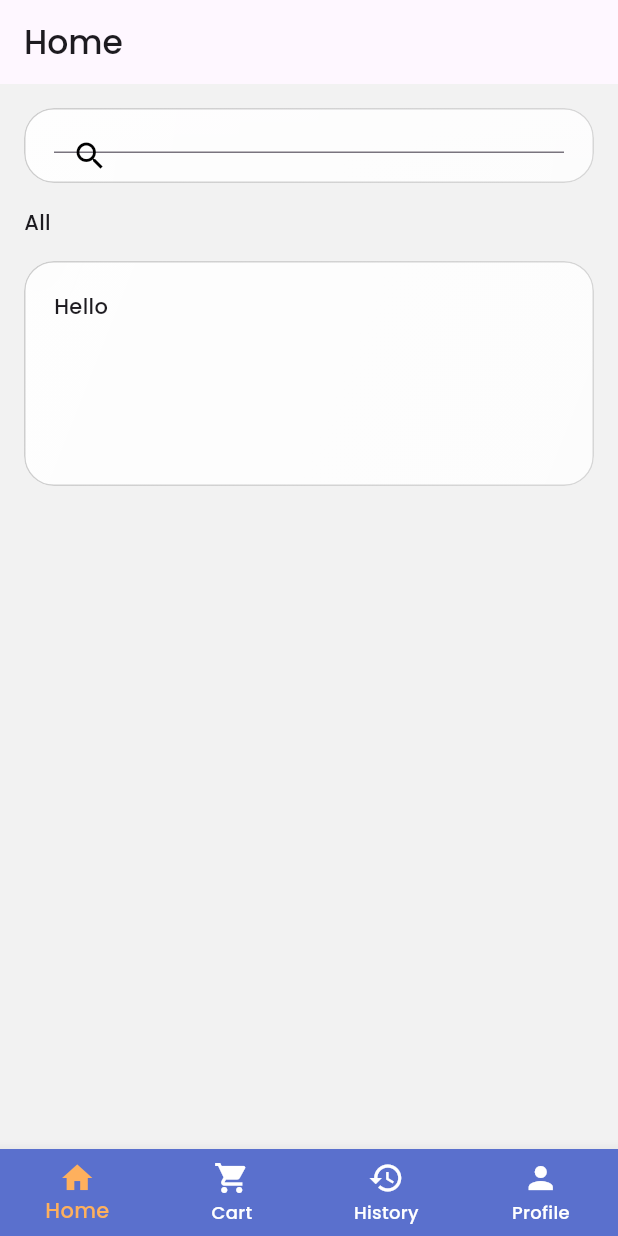
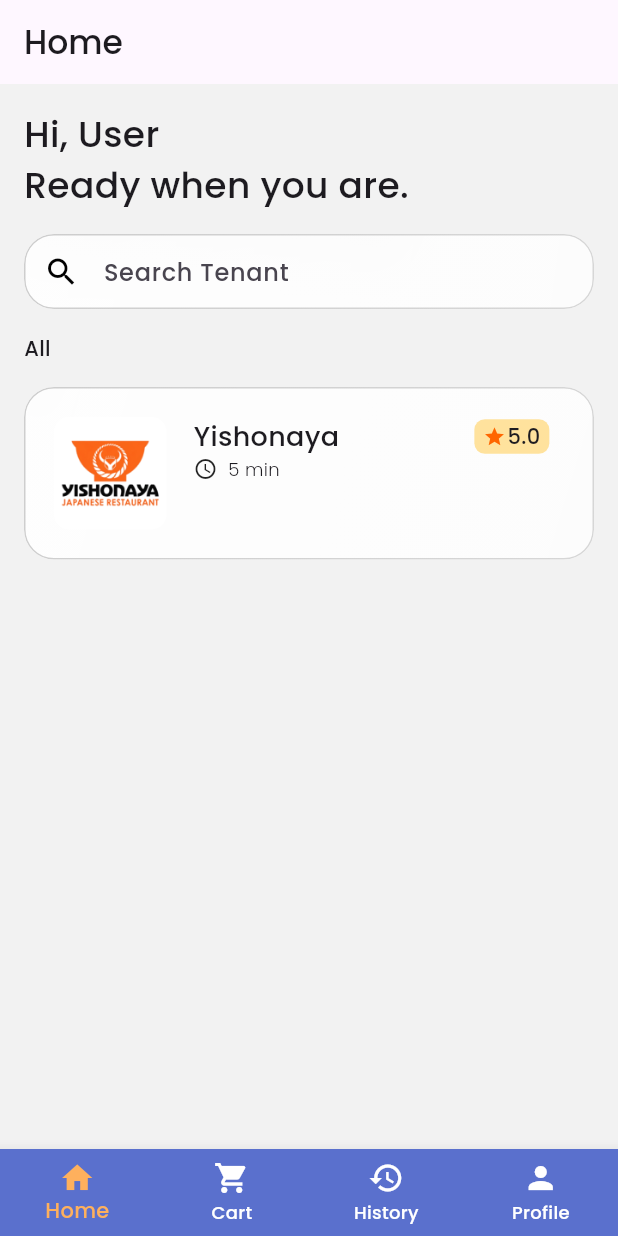
Before and after one commit to Vergeo/beebites-frontend, a Flutter app: the screen it shows after launch, on a phone screen of 412 x 824 dp. Run offline on Flutter 3.47's test engine with Material 3 defaults, Android fonts, the phone set to English and light mode, and no system bars; drawn by our look-alikes of glassmorphism; missing offline and left inert: animated_toggle.

Commit message:
Add Choose Tenant Container & Fix Search Bar

```diff
--- a/lib/pages/user/user_home_page.dart
+++ b/lib/pages/user/user_home_page.dart
@@ -22,14 +22,77 @@ class _UserHomePageState extends State<UserHomePage> {
             spacing: 16.0,
             crossAxisAlignment: CrossAxisAlignment.start,
             children: [
+
+              Column(
+                crossAxisAlignment: CrossAxisAlignment.start,
+                children: [
+                  Text("Hi, User", style: TextStyle(fontSize: 24),),
+                  Text("Ready when you are.", style: TextStyle(fontSize: 24),),
+                ],
+              ),
+              // Text("Ready when you are."),
+
               UserSearchBarWidget(),
 
               Text("All", textAlign: TextAlign.left),
 
               GlassCardWidget(
-                height: 150,
+                height: 115,
                 dark: true,
-                child: Row(children: [Text("Hello")]),
+                child: Row(
+                  crossAxisAlignment: CrossAxisAlignment.center,
+                  children: [
+                    ClipRRect(
+                        borderRadius: BorderRadius.circular(10),
+                        child: Image.asset(
+                          "assets/images/yishonaya.png",
+                          width: 75,
+                          height: 75,
+                        ),
+                    ),
+
+                    const SizedBox(width: 18),
+
+                    Column(
+                      crossAxisAlignment: CrossAxisAlignment.start,
+                      children: [
+                        Row(
+                          children: [
+                            Text(
+                              "Yishonaya",
+                              style: TextStyle(fontSize: 18, fontWeight: FontWeight.w400),
+                            ),
+                            const SizedBox(width: 90),
+                            Container(
+                              decoration: BoxDecoration(
+                                borderRadius: BorderRadius.circular(7),
+                                color: Color.fromARGB(255, 255, 226, 157),
+                              ),
+                              width: 50,
+                              height: 23,
+
+                              child: Row(
+                                mainAxisAlignment: MainAxisAlignment.center,
+                                children: [
+                                  Icon(Icons.star, size: 15, color: Color.fromARGB(255, 255, 102, 0),),
+                                  SizedBox(width: 1,),
+                                  Text("5.0")
+                                ],
+                              ),
+                            )
+                          ],
+                        ),
+                        Row(
+                          children: [
+                            Icon(Icons.access_time_sharp, size: 16,),
+                            const SizedBox(width: 7,),
+                            Text("5 min", style: TextStyle(fontSize: 12, fontWeight: FontWeight.w300))
+                          ],
+                        )
+                      ],
+                    ),
+                  ]
+                ),
               ),
             ],
           ),
--- a/lib/widgets/glass_card_widget.dart
+++ b/lib/widgets/glass_card_widget.dart
@@ -10,6 +10,7 @@ class GlassCardWidget extends StatelessWidget {
   final double blur;
   final EdgeInsetsGeometry padding;
   final bool dark;
+  final VoidCallback? onTap;
 
   const GlassCardWidget({
     super.key,
@@ -21,6 +22,7 @@ class GlassCardWidget extends StatelessWidget {
     this.blur = 15,
     this.padding = const EdgeInsets.all(20),
     this.dark = false,
+    this.onTap,
   });
 
   @override
@@ -72,9 +74,24 @@ class GlassCardWidget extends StatelessWidget {
                 ],
         ),
 
-        child: Material(
-          color: Colors.transparent,
-          child: Padding(padding: padding, child: child),
+        child: Stack(
+          children: [
+            Material(
+              color: Colors.transparent,
+              child: Padding(padding: padding, child: child),
+            ),
+
+            if (onTap != null)
+              Positioned.fill(
+                child: Material(
+                  color: Colors.transparent,
+                  child: InkWell(
+                    borderRadius: BorderRadius.circular(borderRadius),
+                    onTap: onTap,
+                  ),
+                ),
+              ),
+          ],
         ),
       ),
     );
--- a/lib/widgets/user/user_search_bar_widget.dart
+++ b/lib/widgets/user/user_search_bar_widget.dart
@@ -13,17 +13,17 @@ class _UserSearchBarWidgetState extends State<UserSearchBarWidget> {
   @override
   Widget build(BuildContext context) {
     return GlassCardWidget(
+      padding: EdgeInsetsGeometry.all(1),
       height: 50,
       dark: true,
       child: TextField(
         textAlignVertical: TextAlignVertical.center,
         style: TextStyle(color: Colors.black),
         decoration: InputDecoration(
-          //   hintText: "Search Tenant",
-          //   hintStyle: TextStyle(color: Colors.black38),
+            hintText: "Search Tenant",
+            // hintStyle: TextStyle(color: Colors.black38),
           prefixIcon: Icon(Icons.search, color: Colors.black),
-          // border: InputBorder.none,
-          //   contentPadding: EdgeInsets.symmetric(horizontal: 20, vertical: 15),
+          border: InputBorder.none,
         ),
       ),
     );
```
Also changed, not shown: assets/images/W&A.png (added), assets/images/dotaben.png (added), assets/images/yishonaya.png (added).
